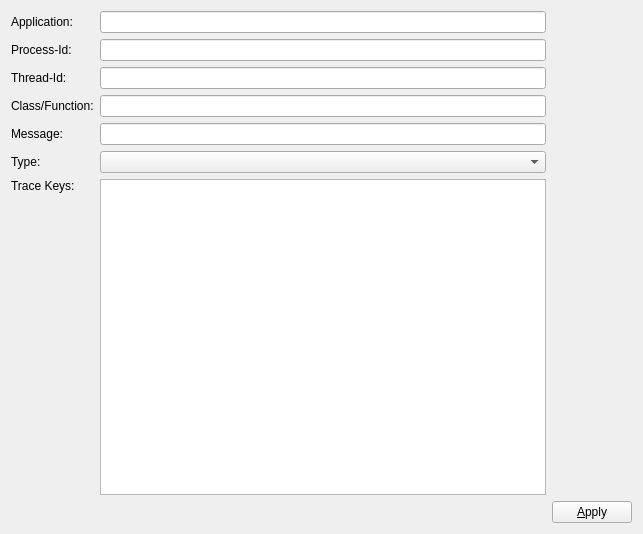
froglogic/tracetool, file gui/filterform.ui: the form before one commit.
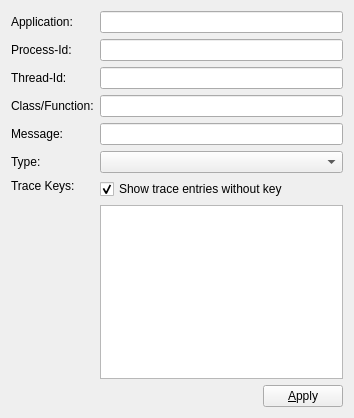
The form after the commit.

Commit message: Introduce dedicated checkbox for showing entries without any key

```diff
--- a/gui/filterform.ui
+++ b/gui/filterform.ui
@@ -6,8 +6,8 @@
    <rect>
     <x>0</x>
     <y>0</y>
-    <width>643</width>
-    <height>534</height>
+    <width>354</width>
+    <height>418</height>
    </rect>
   </property>
   <property name="windowTitle">
@@ -21,7 +21,7 @@
      </property>
     </widget>
    </item>
-   <item row="0" column="1">
+   <item row="0" column="1" colspan="2">
     <widget class="QLineEdit" name="appEdit"/>
    </item>
    <item row="1" column="0">
@@ -31,7 +31,7 @@
      </property>
     </widget>
    </item>
-   <item row="1" column="1">
+   <item row="1" column="1" colspan="2">
     <widget class="QLineEdit" name="pidEdit"/>
    </item>
    <item row="2" column="0">
@@ -41,7 +41,7 @@
      </property>
     </widget>
    </item>
-   <item row="2" column="1">
+   <item row="2" column="1" colspan="2">
     <widget class="QLineEdit" name="tidEdit"/>
    </item>
    <item row="3" column="0">
@@ -51,7 +51,7 @@
      </property>
     </widget>
    </item>
-   <item row="3" column="1">
+   <item row="3" column="1" colspan="2">
     <widget class="QLineEdit" name="funcEdit"/>
    </item>
    <item row="4" column="0">
@@ -61,7 +61,7 @@
      </property>
     </widget>
    </item>
-   <item row="4" column="1">
+   <item row="4" column="1" colspan="2">
     <widget class="QLineEdit" name="messageEdit"/>
    </item>
    <item row="5" column="0">
@@ -71,7 +71,7 @@
      </property>
     </widget>
    </item>
-   <item row="5" column="1">
+   <item row="5" column="1" colspan="2">
     <widget class="QComboBox" name="typeCombo"/>
    </item>
    <item row="6" column="0">
@@ -84,28 +84,44 @@
      </property>
     </widget>
    </item>
-   <item row="8" column="0" colspan="2">
+   <item row="6" column="1" colspan="2">
+    <widget class="QCheckBox" name="showTraceEntriesWithoutKey">
+     <property name="text">
+      <string>Show trace entries without key</string>
+     </property>
+     <property name="checked">
+      <bool>true</bool>
+     </property>
+    </widget>
+   </item>
+   <item row="7" column="1" colspan="2">
+    <widget class="QListWidget" name="traceKeyList">
+     <property name="uniformItemSizes">
+      <bool>true</bool>
+     </property>
+    </widget>
+   </item>
+   <item row="8" column="1">
     <spacer name="horizontalSpacer">
      <property name="orientation">
       <enum>Qt::Horizontal</enum>
      </property>
      <property name="sizeHint" stdset="0">
       <size>
-       <width>313</width>
+       <width>172</width>
        <height>20</height>
       </size>
      </property>
     </spacer>
    </item>
-   <item row="6" column="1">
-    <widget class="QListWidget" name="traceKeyList">
-     <property name="uniformItemSizes">
-      <bool>true</bool>
-     </property>
-    </widget>
-   </item>
    <item row="8" column="2">
     <widget class="QPushButton" name="applyButton">
+     <property name="sizePolicy">
+      <sizepolicy hsizetype="Maximum" vsizetype="Fixed">
+       <horstretch>0</horstretch>
+       <verstretch>0</verstretch>
+      </sizepolicy>
+     </property>
      <property name="text">
       <string>&amp;Apply</string>
      </property>
```
Left out of the diff: 2 changed lines with no effect on the pictures. The commit also changes 2 other files.
